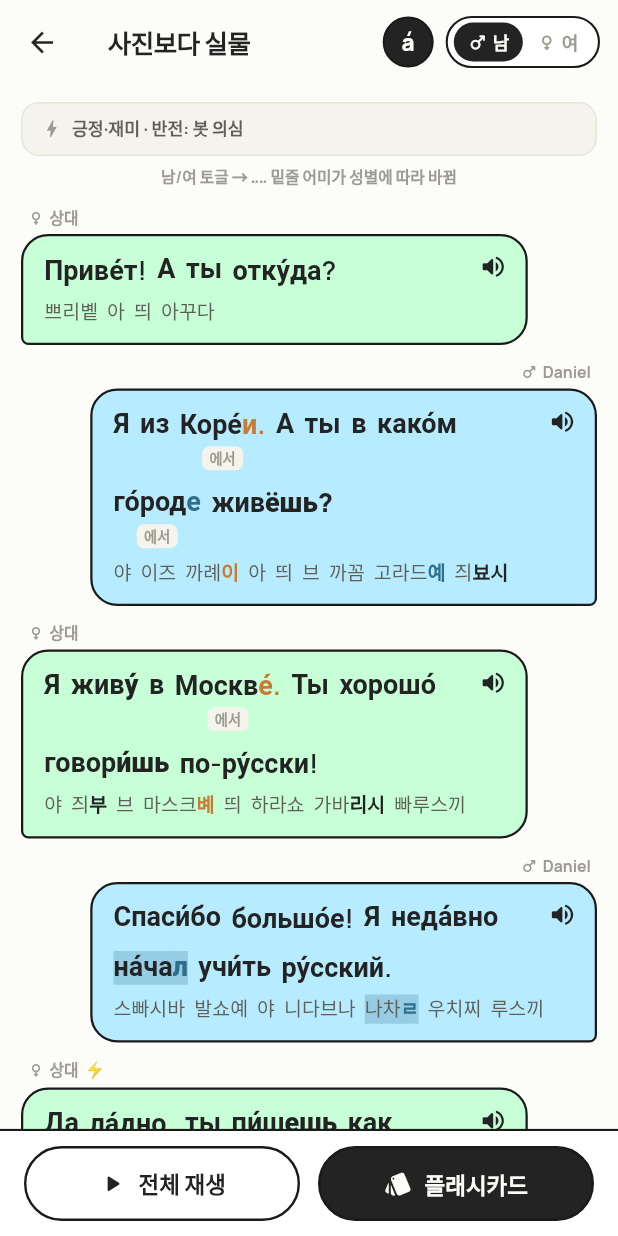
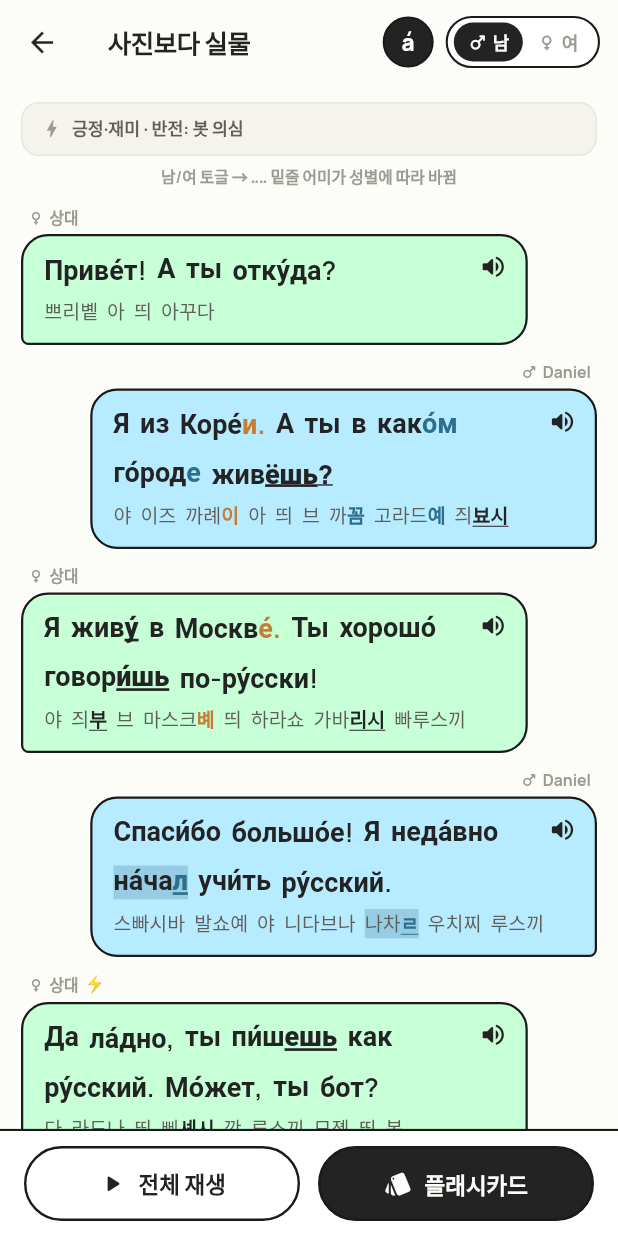
Before and after one commit to talkverselab/talkverse-ru, a Flutter app: the DialogueChatScreen screen opened directly with sample values from the repository, on a phone screen of 412 x 824 dp. Run offline on Flutter 3.47's test engine with Material 3 defaults, Android fonts, the phone set to English and light mode, and no system bars; our stand-ins replace flutter_tts, google_fonts.

Commit message:
L2 회화 말풍선 UI 보강 + 색칠 채널 정리
- 회화 탭에 L2 다이얼로그(말풍선 챗) + 성별 토글 + 전체재생 + 플래시카드 연결
- 다이얼로그 D01~D03 (모르는 사이·세련된 톤·반전, 실제 챗 라인 기반)
- 성별 DB 2벌(남/여) — 학습자 성일치 어미 + 상대 성변환
- 시각 채널 정리: 색=성(性) / 밑줄=동사 활용 어미 / 형광=남여 토글 변화
- 악센트(강세) 표시 전역 토글, 조사칩(에서) 제거로 가독성 개선
- 명사 일치 보정(каком 남성색 등)

Co-Authored-By: Claude Opus 4.8 <noreply@anthropic.com>

```diff
--- a/lib/data/l2_dialogues.dart
+++ b/lib/data/l2_dialogues.dart
@@ -26,8 +26,8 @@ const l2Dialogues = <Dialogue>[
         Tok('А', stemKo: '아'),
         Tok('ты', stemKo: '띄'),
         Tok('в', stemKo: '브'),
-        Tok('како́м', stemKo: '까꼼'),
-        Tok('го́род', infl: 'е', stemKo: '고라드', inflKo: '예', gender: Gender.masc, josa: '에서'),
+        Tok('как', infl: 'о́м', stemKo: '까', inflKo: '꼼', gender: Gender.masc),
+        Tok('го́род', infl: 'е', stemKo: '고라드', inflKo: '예', gender: Gender.masc),
         Tok('жив', infl: 'ёшь?', stemKo: '즤', inflKo: '뵤시', verb: true),
       ]),
       ChatTurn('B', ko: '난 모스크바 살아. 너 러시아어 잘하네!', tokens: [
--- a/lib/widgets/sentence_view.dart
+++ b/lib/widgets/sentence_view.dart
@@ -88,35 +88,25 @@ class _Word extends StatelessWidget {
 
     final inflColor = tok.gender == Gender.none ? AppColors.ink : tok.gender.color;
     final inflWeight = tok.verb ? FontWeight.w800 : FontWeight.w700;
+    final hasInfl = inflTxt.isNotEmpty;
 
-    // 성별에 따라 바뀌는 단어 → 형광 하이라이트(성색).
-    final hlColor = (tok.gender == Gender.none ? AppColors.amber : tok.gender.color).withValues(alpha: 0.24);
-    Paint? hl() => emphasize ? (Paint()..color = hlColor) : null;
-
+    // 형광 = 남/여 토글로 바뀌는 부분(emphasize). 밑줄 = 동사 활용 어미(verb).
+    final hl = emphasize ? (Paint()..color = inflColor.withValues(alpha: 0.24)) : null;
     final stemStyle = AppType.sans(size, weight: FontWeight.w600, color: AppColors.ink, height: 1.25)
-        .copyWith(background: hl());
-    final inflStyle = AppType.sans(size, weight: inflWeight, color: inflColor, height: 1.25)
-        .copyWith(background: hl());
+        .copyWith(background: hl);
+    final inflStyle = AppType.sans(size, weight: inflWeight, color: inflColor, height: 1.25).copyWith(
+      background: hl,
+      decoration: tok.verb ? TextDecoration.underline : TextDecoration.none,
+      decorationColor: inflColor,
+      decorationThickness: 2,
+    );
 
     return GestureDetector(
       onTap: () => TtsService.instance.speak(tok.surface),
-      child: Column(
-        mainAxisSize: MainAxisSize.min,
-        crossAxisAlignment: CrossAxisAlignment.center,
-        children: [
-          Text.rich(TextSpan(children: [
-            TextSpan(text: stem, style: stemStyle),
-            if (inflTxt.isNotEmpty) TextSpan(text: inflTxt, style: inflStyle),
-          ])),
-          if (tok.josa != null)
-            Container(
-              margin: const EdgeInsets.only(top: 3),
-              padding: const EdgeInsets.symmetric(horizontal: 5, vertical: 1),
-              decoration: BoxDecoration(color: AppColors.surfaceAlt, borderRadius: BorderRadius.circular(5)),
-              child: Text(tok.josa!, style: AppType.sans(9.5, weight: FontWeight.w700, color: AppColors.inkFaint)),
-            ),
-        ],
-      ),
+      child: Text.rich(TextSpan(children: [
+        TextSpan(text: stem, style: stemStyle),
+        if (hasInfl) TextSpan(text: inflTxt, style: inflStyle),
+      ])),
     );
   }
 }
@@ -140,21 +130,23 @@ class SentenceReading extends StatelessWidget {
               final t = tokens[i];
               final emp = emphasize.contains(i);
               final inflColor = t.gender == Gender.none ? AppColors.ink : t.gender.color;
-              final hlColor = (t.gender == Gender.none ? AppColors.amber : t.gender.color).withValues(alpha: 0.24);
-              Paint? hl() => emp ? (Paint()..color = hlColor) : null;
+              final hl = emp ? (Paint()..color = inflColor.withValues(alpha: 0.24)) : null;
               return GestureDetector(
                 onTap: () => TtsService.instance.speak(t.surface),
                 child: Text.rich(TextSpan(children: [
                   if ((t.stemKo ?? '').isNotEmpty)
                     TextSpan(
                       text: t.stemKo,
-                      style: AppType.sans(size, weight: FontWeight.w500, color: AppColors.inkSoft).copyWith(background: hl()),
+                      style: AppType.sans(size, weight: FontWeight.w500, color: AppColors.inkSoft).copyWith(background: hl),
                     ),
                   if ((t.inflKo ?? '').isNotEmpty)
                     TextSpan(
                       text: t.inflKo,
-                      style: AppType.sans(size, weight: t.verb ? FontWeight.w800 : FontWeight.w700, color: inflColor)
-                          .copyWith(background: hl()),
+                      style: AppType.sans(size, weight: t.verb ? FontWeight.w800 : FontWeight.w700, color: inflColor).copyWith(
+                        background: hl,
+                        decoration: t.verb ? TextDecoration.underline : TextDecoration.none,
+                        decorationColor: inflColor,
+                      ),
                     ),
                 ])),
               );
```
